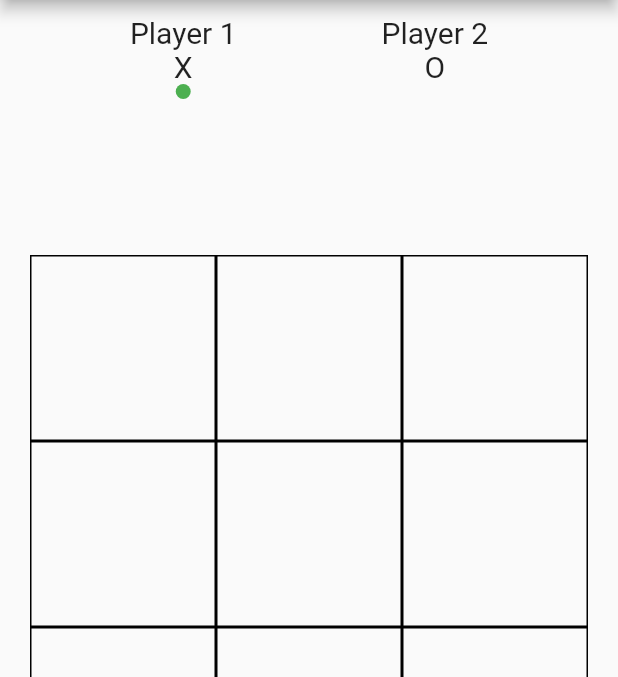
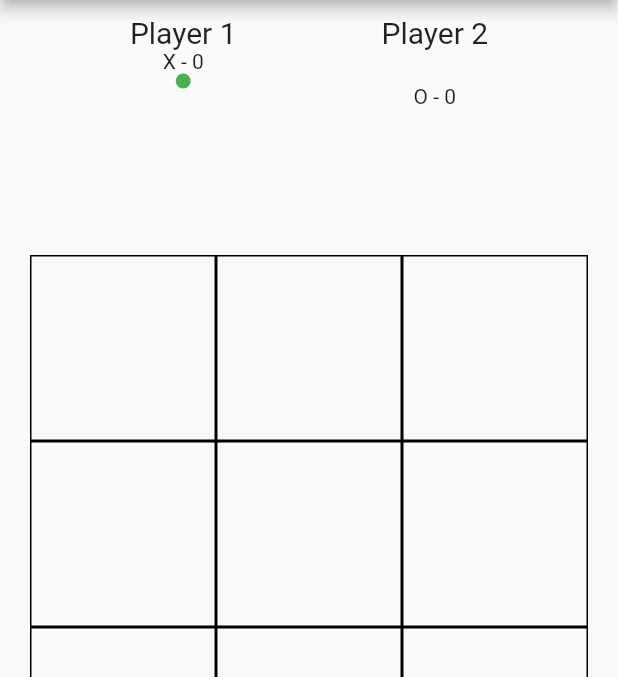
Before and after one commit to DavidMilai/simple-tic-tac-toe, a Flutter app: the screen it shows after launch, on a phone screen of 412 x 824 dp, the part 84-761 px from its top. Run offline on Flutter 3.47's test engine with Material 2 defaults, Android fonts, the phone set to English and light mode, and no system bars; our stand-ins replace hive, hive_flutter; accounts and stored records are empty.

Commit message:
db setup and service

```diff
--- a/lib/data/database.dart
+++ b/lib/data/database.dart
@@ -1,4 +1,5 @@
 import 'package:hive/hive.dart';
+import 'package:hive_flutter/hive_flutter.dart';
 
 class Database {
   late Box scores;
--- a/lib/main.dart
+++ b/lib/main.dart
@@ -1,5 +1,7 @@
 import 'package:flutter/material.dart';
+import 'package:provider/provider.dart';
 import 'package:simple_tic_tac_toe/routes.dart';
+import 'package:simple_tic_tac_toe/services/score_card_service.dart';
 
 void main() {
   runApp(MyApp());
@@ -8,12 +10,17 @@ void main() {
 class MyApp extends StatelessWidget {
   @override
   Widget build(BuildContext context) {
-    return MaterialApp(
-      title: 'Simple Tic Tac Toe',
-      theme: ThemeData(primarySwatch: Colors.lime),
-      routes: routes,
-      initialRoute: RouteConfig.defaultRoute,
-      debugShowCheckedModeBanner: false,
+    return MultiProvider(
+      providers: [
+        ChangeNotifierProvider.value(value: scoreCardService),
+      ],
+      child: MaterialApp(
+        title: 'Simple Tic Tac Toe',
+        theme: ThemeData(primarySwatch: Colors.lime),
+        routes: routes,
+        initialRoute: RouteConfig.defaultRoute,
+        debugShowCheckedModeBanner: false,
+      ),
     );
   }
 }
--- a/lib/screens/home_screen.dart
+++ b/lib/screens/home_screen.dart
@@ -1,4 +1,6 @@
 import 'package:flutter/material.dart';
+import 'package:provider/provider.dart';
+import 'package:simple_tic_tac_toe/services/score_card_service.dart';
 import 'package:simple_tic_tac_toe/widgets/display_utils.dart';
 
 class HomeScreen extends StatefulWidget {
@@ -10,8 +12,6 @@ class HomeScreen extends StatefulWidget {
 
 class _HomeScreenState extends State<HomeScreen> {
   bool isPlaying = true;
-
-  List<int> playerOne = [], playerTwo = [];
 
   late List<String> board;
 
@@ -115,11 +115,15 @@ class _HomeScreenState extends State<HomeScreen> {
                   padding: EdgeInsets.all(10),
                   child: Column(
                     children: [
-                      Text(
-                        "Player 1\nX",
-                        style: TextStyle(fontSize: 20),
-                        textAlign: TextAlign.center,
-                      ),
+                      Text("Player 1",
+                          style: TextStyle(fontSize: 20),
+                          textAlign: TextAlign.center),
+                      Selector<ScoreCardService, int>(
+                          selector: (context, scoreCardService) =>
+                              scoreCardService.playerOneScores,
+                          builder: (context, scores, _) {
+                            return Text("X - $scores");
+                          }),
                       if (isPlaying)
                         Container(
                           height: 10,
@@ -137,10 +141,16 @@ class _HomeScreenState extends State<HomeScreen> {
                   child: Column(
                     children: [
                       Text(
-                        "Player 2\nO",
+                        "Player 2\n",
                         style: TextStyle(fontSize: 20),
                         textAlign: TextAlign.center,
                       ),
+                      Selector<ScoreCardService, int>(
+                          selector: (context, scoreCardService) =>
+                              scoreCardService.playerTwoScores,
+                          builder: (context, scores, _) {
+                            return Text("O - $scores");
+                          }),
                       if (!isPlaying)
                         Container(
                           height: 10,
@@ -169,7 +179,6 @@ class _HomeScreenState extends State<HomeScreen> {
               itemBuilder: (context, index) => GestureDetector(
                 onTap: () {
                   playGame(index);
-                  playerOne.add(index);
                 },
                 child: Container(
                   height: size.width / 4,
--- /dev/null
+++ b/lib/services/score_card_service.dart
@@ -0,0 +1,20 @@
+import 'package:flutter/cupertino.dart';
+import 'package:simple_tic_tac_toe/data/database.dart';
+
+class ScoreCardService extends ChangeNotifier {
+  int get playerOneScores => db.scores.get("X", defaultValue: 0);
+  int get playerTwoScores => db.scores.get("O", defaultValue: 0);
+  int get draws => db.scores.get("draws", defaultValue: 0);
+
+  Future addScore(String player, score) async {
+    await db.scores.put(player, score);
+    notifyListeners();
+  }
+
+  Future clearScores() async {
+    await db.scores.clear();
+    notifyListeners();
+  }
+}
+
+var scoreCardService = ScoreCardService();
--- a/pubspec.yaml
+++ b/pubspec.yaml
@@ -29,11 +29,14 @@ dependencies:
   # Use with the CupertinoIcons class for iOS style icons.
   cupertino_icons: ^1.0.2
   hive: ^2.0.4
+  provider: ^5.0.0
   hive_flutter: ^1.0.0
+
 
 dev_dependencies:
   flutter_test:
     sdk: flutter
+
 
 # For information on the generic Dart part of this file, see the
 # following page: https://dart.dev/tools/pub/pubspec
```
Also changed, not shown: lib/screens/splash_screen.dart (+7 -2 lines), pubspec.lock.
